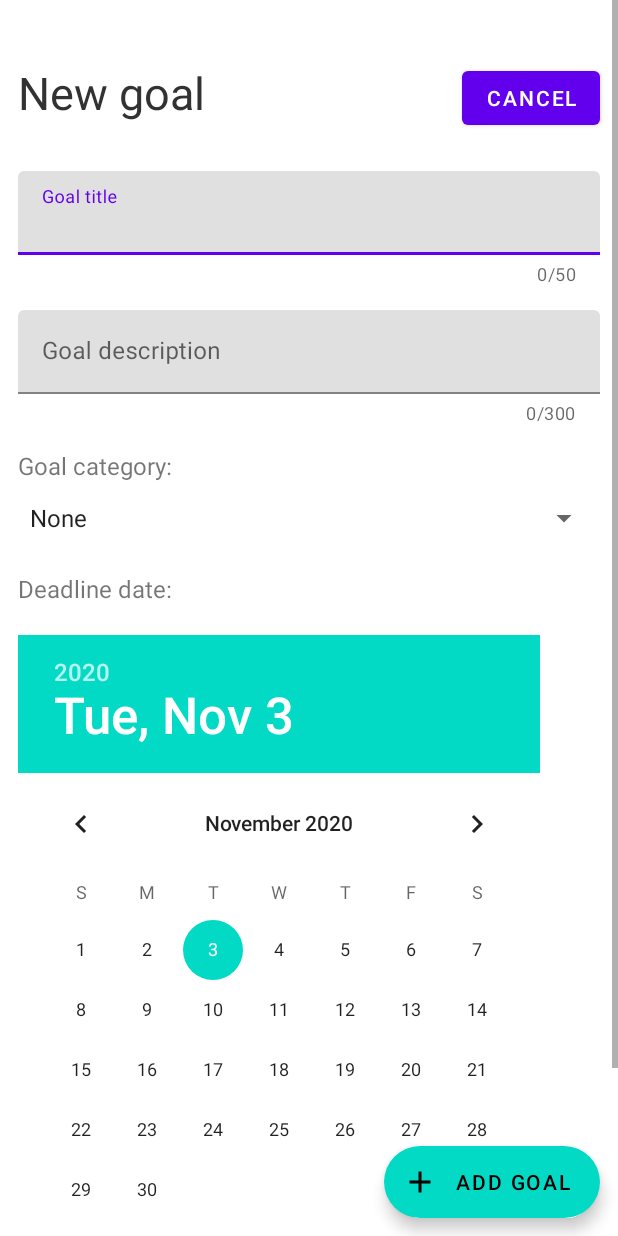
After one commit to datafrey/goals-manager, an Android app: the NewGoalActivity screen opened directly, with no data from a screen before it, on a phone screen of 412 x 824 dp. The commit adds this screen. Run offline under Robolectric (Android 15) with nearby library versions, the phone set to English and light mode, and no system bars.

Commit message:
NewGoalActivity added

```diff
--- a/app/src/main/AndroidManifest.xml
+++ b/app/src/main/AndroidManifest.xml
@@ -10,6 +10,11 @@
         android:supportsRtl="true"
         android:theme="@style/Theme.GoalsManager">
         <activity
+            android:name=".newgoal.NewGoalActivity"
+            android:theme="@style/Theme.GoalsManager.LightStatusBar">
+
+        </activity>
+        <activity
             android:name=".main.MainActivity"
             android:launchMode="singleTop">
             <intent-filter>
--- a/app/src/main/java/com/datafrey/goalsmanager/main/MainActivity.java
+++ b/app/src/main/java/com/datafrey/goalsmanager/main/MainActivity.java
@@ -33,6 +33,8 @@ public class MainActivity extends AppCompatActivity
     protected void onCreate(Bundle savedInstanceState) {
         super.onCreate(savedInstanceState);
         setContentView(R.layout.activity_main);
+
+
 
         viewModel = new ViewModelProvider(this).get(MainActivityViewModel.class);
 
--- a/app/src/main/java/com/datafrey/goalsmanager/main/goalsfragment/GoalsFragment.java
+++ b/app/src/main/java/com/datafrey/goalsmanager/main/goalsfragment/GoalsFragment.java
@@ -1,5 +1,6 @@
 package com.datafrey.goalsmanager.main.goalsfragment;
 
+import android.content.Intent;
 import android.os.Bundle;
 import android.view.LayoutInflater;
 import android.view.View;
@@ -11,6 +12,7 @@ import androidx.fragment.app.Fragment;
 import androidx.viewpager.widget.ViewPager;
 
 import com.datafrey.goalsmanager.R;
+import com.datafrey.goalsmanager.newgoal.NewGoalActivity;
 import com.google.android.material.tabs.TabLayout;
 
 public class GoalsFragment extends Fragment {
@@ -37,6 +39,8 @@ public class GoalsFragment extends Fragment {
         goalsDeadlineViewPager = view.findViewById(R.id.goalsDeadlineViewPager);
 
         setupViewPagerAndTabLayout();
+
+        view.findViewById(R.id.newGoalButton).setOnClickListener(v -> openNewGoalActivity());
 
         return view;
     }
@@ -75,4 +79,8 @@ public class GoalsFragment extends Fragment {
             }
         });
     }
+
+    private void openNewGoalActivity() {
+        requireActivity().startActivity(new Intent(requireContext(), NewGoalActivity.class));
+    }
 }
--- /dev/null
+++ b/app/src/main/java/com/datafrey/goalsmanager/newgoal/NewGoalActivity.java
@@ -0,0 +1,31 @@
+package com.datafrey.goalsmanager.newgoal;
+
+import android.os.Bundle;
+import android.view.WindowManager;
+import android.widget.ArrayAdapter;
+import android.widget.Spinner;
+
+import androidx.appcompat.app.AppCompatActivity;
+
+import com.datafrey.goalsmanager.R;
+
+public class NewGoalActivity extends AppCompatActivity {
+
+    @Override
+    protected void onCreate(Bundle savedInstanceState) {
+        super.onCreate(savedInstanceState);
+        setContentView(R.layout.activity_new_goal);
+
+        getWindow().setFlags(
+            WindowManager.LayoutParams.FLAG_LAYOUT_NO_LIMITS,
+            WindowManager.LayoutParams.FLAG_LAYOUT_NO_LIMITS
+        );
+
+        Spinner categoriesSpinner = findViewById(R.id.categoriesSpinner);
+        String[] categories = getResources().getStringArray(R.array.goal_categories);
+        ArrayAdapter<String> spinnerAdapter = new ArrayAdapter<>(
+                this, android.R.layout.simple_spinner_item, categories);
+        spinnerAdapter.setDropDownViewResource(android.R.layout.simple_spinner_dropdown_item);
+        categoriesSpinner.setAdapter(spinnerAdapter);
+    }
+}
--- /dev/null
+++ b/app/src/main/res/drawable/ic_cancel_icon_24.xml
@@ -0,0 +1,5 @@
+<vector android:height="24dp" android:tint="#FFFFFF"
+    android:viewportHeight="24" android:viewportWidth="24"
+    android:width="24dp" xmlns:android="http://schemas.android.com/apk/res/android">
+    <path android:fillColor="@android:color/white" android:pathData="M19,6.41L17.59,5 12,10.59 6.41,5 5,6.41 10.59,12 5,17.59 6.41,19 12,13.41 17.59,19 19,17.59 13.41,12z"/>
+</vector>
--- /dev/null
+++ b/app/src/main/res/layout/activity_new_goal.xml
@@ -0,0 +1,131 @@
+<?xml version="1.0" encoding="utf-8"?>
+<androidx.constraintlayout.widget.ConstraintLayout xmlns:android="http://schemas.android.com/apk/res/android"
+    xmlns:app="http://schemas.android.com/apk/res-auto"
+    xmlns:tools="http://schemas.android.com/tools"
+    android:layout_width="match_parent"
+    android:layout_height="match_parent"
+    android:background="@color/white"
+    tools:context=".newgoal.NewGoalActivity">
+
+    <ScrollView
+        android:layout_width="match_parent"
+        android:layout_height="match_parent">
+
+        <androidx.constraintlayout.widget.ConstraintLayout
+            android:layout_width="match_parent"
+            android:layout_height="wrap_content"
+            android:paddingBottom="100dp">
+
+            <TextView
+                android:id="@+id/headerTextView"
+                android:layout_width="wrap_content"
+                android:layout_height="wrap_content"
+                android:layout_marginStart="12dp"
+                android:layout_marginTop="41dp"
+                android:text="New goal"
+                android:textColor="@color/colorDarkGreyText"
+                android:textSize="30sp"
+                app:layout_constraintStart_toStartOf="parent"
+                app:layout_constraintTop_toTopOf="parent" />
+
+            <com.google.android.material.button.MaterialButton
+                android:id="@+id/cancelButton"
+                android:layout_width="wrap_content"
+                android:layout_height="wrap_content"
+                android:layout_marginTop="41dp"
+                android:layout_marginEnd="12dp"
+                android:text="Cancel"
+                android:textColor="@color/white"
+                app:layout_constraintEnd_toEndOf="parent"
+                app:layout_constraintTop_toTopOf="parent" />
+
+            <LinearLayout
+                android:layout_width="match_parent"
+                android:layout_height="wrap_content"
+                android:layout_marginHorizontal="12dp"
+                android:layout_marginTop="32dp"
+                android:orientation="vertical"
+                app:layout_constraintTop_toBottomOf="@+id/headerTextView"
+                tools:layout_editor_absoluteX="12dp">
+
+                <com.google.android.material.textfield.TextInputLayout
+                    android:id="@+id/titleTextInput"
+                    android:layout_width="match_parent"
+                    android:layout_height="wrap_content"
+                    app:counterEnabled="true"
+                    app:counterMaxLength="50"
+                    app:errorEnabled="true">
+
+                    <com.google.android.material.textfield.TextInputEditText
+                        android:layout_width="match_parent"
+                        android:layout_height="wrap_content"
+                        android:hint="Goal title"
+                        android:inputType="textMultiLine"
+                        android:maxLength="70"
+                        android:maxLines="3" />
+
+                </com.google.android.material.textfield.TextInputLayout>
+
+                <com.google.android.material.textfield.TextInputLayout
+                    android:id="@+id/descriptionTextInput"
+                    android:layout_width="match_parent"
+                    android:layout_height="wrap_content"
+                    android:layout_marginTop="16dp"
+                    app:counterEnabled="true"
+                    app:counterMaxLength="300"
+                    app:errorEnabled="true">
+
+                    <com.google.android.material.textfield.TextInputEditText
+                        android:layout_width="match_parent"
+                        android:layout_height="wrap_content"
+                        android:hint="Goal description"
+                        android:inputType="textMultiLine"
+                        android:maxLength="350"
+                        android:maxLines="10" />
+
+                </com.google.android.material.textfield.TextInputLayout>
+
+                <TextView
+                    android:layout_width="wrap_content"
+                    android:layout_height="wrap_content"
+                    android:layout_marginTop="16dp"
+                    android:text="Goal category:"
+                    android:textSize="16sp"/>
+
+                <Spinner
+                    android:id="@+id/categoriesSpinner"
+                    android:layout_width="match_parent"
+                    android:layout_height="40dp"
+                    android:layout_marginTop="4dp" />
+
+                <TextView
+                    android:layout_width="wrap_content"
+                    android:layout_height="wrap_content"
+                    android:layout_marginTop="16dp"
+                    android:text="Deadline date:"
+                    android:textSize="16sp"/>
+
+                <DatePicker
+                    android:id="@+id/datePicker"
+                    android:layout_width="wrap_content"
+                    android:layout_height="wrap_content"
+                    android:layout_marginTop="20sp" />
+
+            </LinearLayout>
+
+        </androidx.constraintlayout.widget.ConstraintLayout>
+
+    </ScrollView>
+
+    <com.google.android.material.floatingactionbutton.ExtendedFloatingActionButton
+        android:id="@+id/addGoalButton"
+        android:layout_width="wrap_content"
+        android:layout_height="wrap_content"
+        android:layout_marginEnd="12dp"
+        android:layout_marginBottom="12dp"
+        android:text="Add goal"
+        app:icon="@drawable/ic_new_goal_icon_24"
+        app:layout_constraintBottom_toBottomOf="parent"
+        app:layout_constraintEnd_toEndOf="parent" />
+
+</androidx.constraintlayout.widget.ConstraintLayout>
--- a/app/src/main/res/layout/fragment_goals.xml
+++ b/app/src/main/res/layout/fragment_goals.xml
@@ -7,8 +7,8 @@
 
     <com.google.android.material.floatingactionbutton.FloatingActionButton
         android:id="@+id/newGoalButton"
-        android:layout_width="54dp"
-        android:layout_height="54dp"
+        android:layout_width="56dp"
+        android:layout_height="56dp"
         android:layout_marginBottom="24dp"
         android:src="@drawable/ic_new_goal_icon_24"
         app:layout_constraintBottom_toBottomOf="parent"
--- /dev/null
+++ b/app/src/main/res/values-v23/themes.xml
@@ -0,0 +1,7 @@
+<?xml version="1.0" encoding="utf-8"?>
+<resources>
+
+    <style name="Theme.GoalsManager.LightStatusBar" parent="Theme.GoalsManager">
+        <item name="android:windowLightStatusBar">true</item>
+    </style>
+</resources>
--- /dev/null
+++ b/app/src/main/res/values/arrays.xml
@@ -0,0 +1,10 @@
+<?xml version="1.0" encoding="utf-8"?>
+<resources>
+    <string-array name="goal_categories">
+        <item>None</item>
+        <item>Relationships</item>
+        <item>Fitness</item>
+        <item>Education</item>
+        <item>Business</item>
+    </string-array>
+</resources>
--- a/app/src/main/res/values/colors.xml
+++ b/app/src/main/res/values/colors.xml
@@ -7,4 +7,5 @@
     <color name="teal_700">#FF018786</color>
     <color name="black">#FF000000</color>
     <color name="white">#FFFFFFFF</color>
+    <color name="colorDarkGreyText">#FF323232</color>
 </resources>
--- a/app/src/main/res/values/themes.xml
+++ b/app/src/main/res/values/themes.xml
@@ -1,4 +1,4 @@
-<resources>
+<resources xmlns:tools="http://schemas.android.com/tools">
     <!-- Base application theme. -->
     <style name="Theme.GoalsManager" parent="Theme.MaterialComponents.Light.NoActionBar">
         <!-- Primary brand color. -->
@@ -13,7 +13,9 @@
 <!--        <item name="android:statusBarColor" tools:targetApi="l">?attr/colorPrimaryVariant</item>-->
         <item name="android:statusBarColor">@android:color/transparent</item>
         <!-- Customize your theme here. -->
-        <item name="windowNoTitle">true</item>
-        <item name="windowActionBar">false</item>
+    </style>
+
+    <style name="Theme.GoalsManager.LightStatusBar" parent="Theme.GoalsManager">
+        <item name="android:statusBarColor" tools:targetApi="l">?attr/colorPrimaryVariant</item>
     </style>
 </resources>
```
